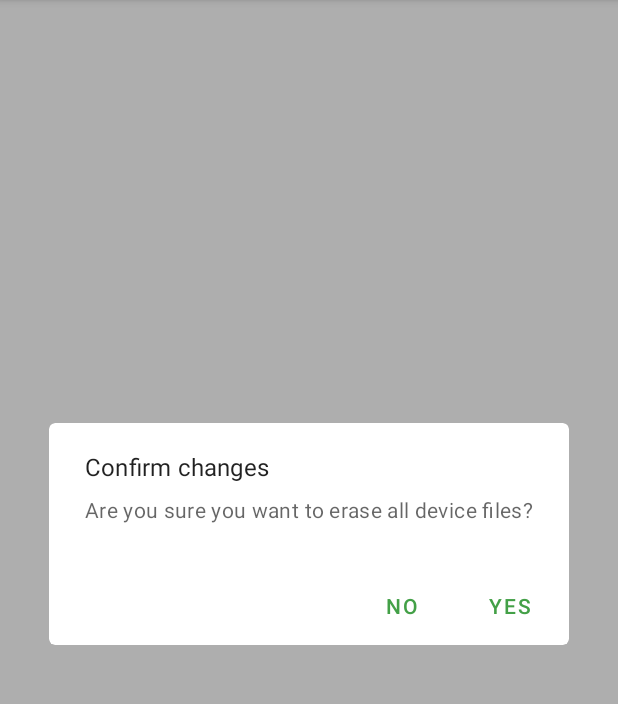
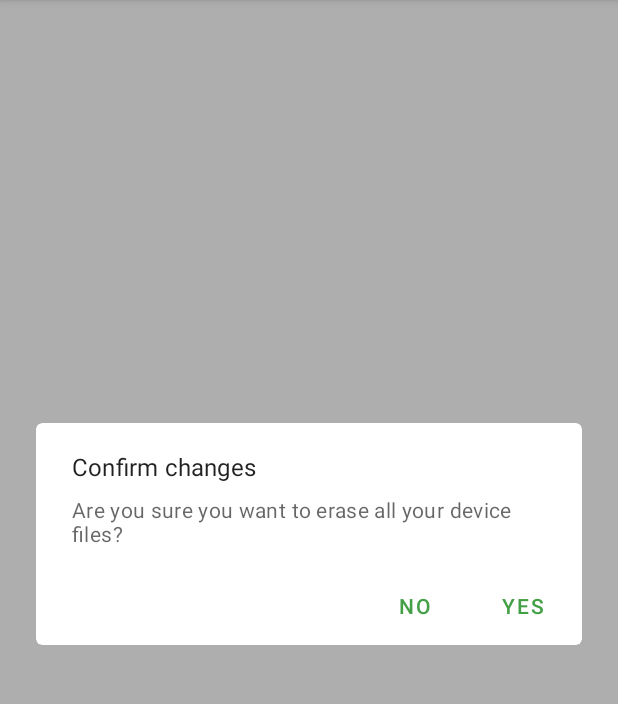
Before and after one commit to tytydraco/Bedrock, an Android app: the screen it shows after launch (MainActivity), in the options menu, after a tap on "Delete all from device", on a phone screen of 412 x 824 dp, the part 84-788 px from its top. Run offline under Robolectric (Android 15) with nearby library versions, the phone set to English and light mode, and no system bars; our stand-ins replace androidx.preference; libraries missing offline, so code that uses them is left out: com.github.javiersantos.piracychecker; 1 statement that could not run was skipped.

Commit message:
Update strings
Signed-off-by: Tyler Nijmeh <tylernij@gmail.com>

```diff
--- a/app/src/main/res/values/strings.xml
+++ b/app/src/main/res/values/strings.xml
@@ -2,16 +2,17 @@
     <string name="app_name">Bedrock</string>
 
     <string name="title_settings">Settings</string>
+
     <string name="category_about">About</string>
+
+    <string name="developer_url" translatable="false">https://www.github.com/tytydraco</string>
+    <string name="contact_url" translatable="false">mailto:tylernij@gmail.com</string>
 
     <string name="loading_dialog_title">Loading</string>
     <string name="loading_dialog_message">Please be patient</string>
 
     <string name="snackbar_intent_failed">Could not handle this action</string>
     <string name="snackbar_exception">Something went wrong; try again later</string>
-
-    <string name="developer_url" translatable="false">https://www.github.com/tytydraco</string>
-    <string name="contact_url" translatable="false">mailto:tylernij@gmail.com</string>
 
     <string name="need_access_dialog_title">Need access</string>
     <string name="need_access_dialog_message">This app needs access to your "minecraftWorlds" folder. Navigate to /sdcard/games/com.mojang/minecraftWorlds, and select it.</string>
@@ -27,13 +28,13 @@
 
     <string name="confirm_dialog_title">Confirm changes</string>
     <string name="confirm_dialog_upload_message">Are you sure you want to upload your local files to the cloud?</string>
-    <string name="confirm_dialog_download_message">Are you sure you want to replace your local files with the cloud files?</string>
-    <string name="confirm_dialog_upload_all_message">Are you sure you want to upload all your local files to the cloud?</string>
-    <string name="confirm_dialog_download_all_message">Are you sure you want to replace all your local files with the cloud files?</string>
-    <string name="confirm_dialog_delete_device_message">Are you sure you want to erase the device files?</string>
-    <string name="confirm_dialog_delete_cloud_message">Are you sure you want to erase the cloud files?</string>
-    <string name="confirm_dialog_delete_device_all_message">Are you sure you want to erase all device files?</string>
-    <string name="confirm_dialog_delete_cloud_all_message">Are you sure you want to erase all cloud files?</string>
+    <string name="confirm_dialog_download_message">Are you sure you want to download your cloud files?</string>
+    <string name="confirm_dialog_upload_all_message">Are you sure you want to upload all of your local files to the cloud?</string>
+    <string name="confirm_dialog_download_all_message">Are you sure you want to download all of your cloud files?</string>
+    <string name="confirm_dialog_delete_device_message">Are you sure you want to erase your device files?</string>
+    <string name="confirm_dialog_delete_cloud_message">Are you sure you want to erase your cloud files?</string>
+    <string name="confirm_dialog_delete_device_all_message">Are you sure you want to erase all your device files?</string>
+    <string name="confirm_dialog_delete_cloud_all_message">Are you sure you want to erase all your cloud files?</string>
 
     <string name="dialog_button_okay">Okay</string>
     <string name="dialog_button_yes">Yes</string>
@@ -76,6 +77,6 @@
     <string name="working_unzipping">Unzipping world files</string>
     <string name="working_updating_world_list">Refreshing world list</string>
 
-    <string name="pref_file">preferences</string>
-    <string name="pref_key_verified">verified</string>
+    <string name="pref_file" translatable="false">preferences</string>
+    <string name="pref_key_verified" translatable="false">verified</string>
 </resources>
```
